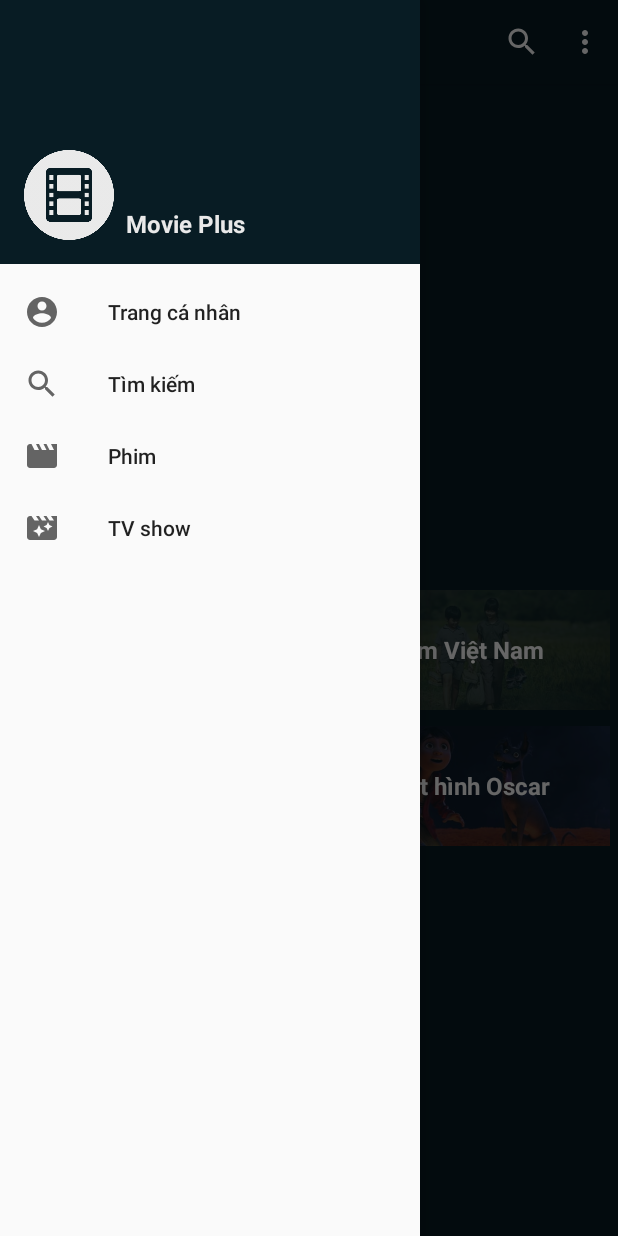
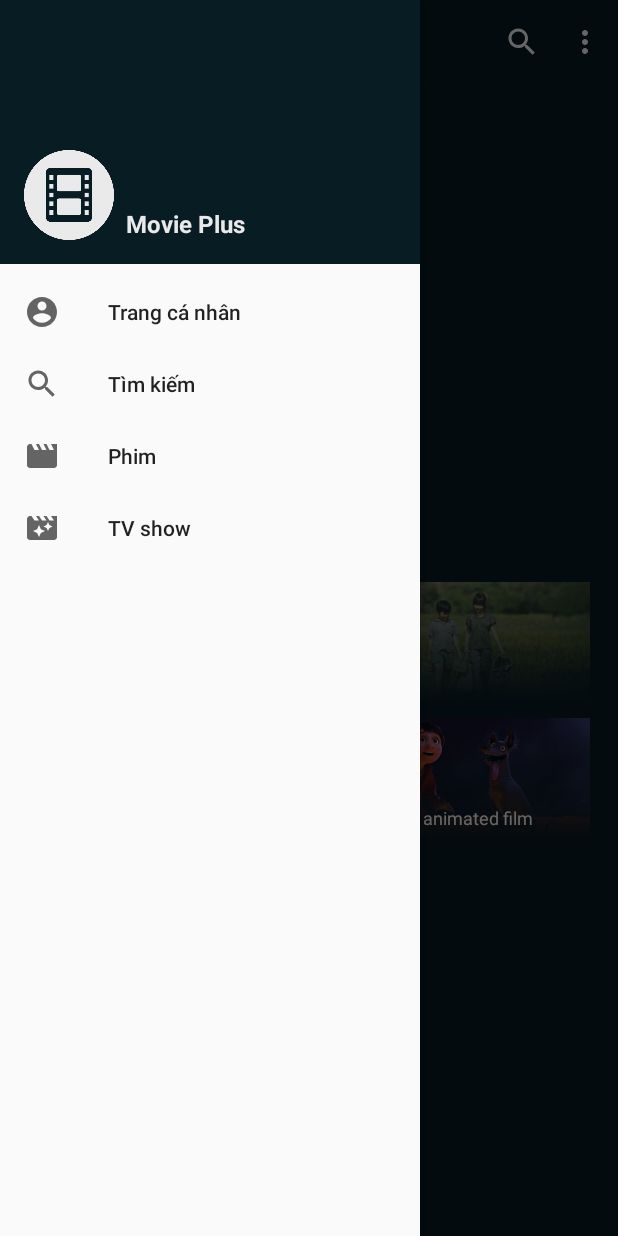
Before and after one commit to hhuuthien/MoviePlus, an Android app: the MovieFragment screen opened directly, with no data from a screen before it, with the side drawer open, on a phone screen of 412 x 824 dp. Run offline under Robolectric (Android 15) with nearby library versions, the phone set to English and light mode, and no system bars; our stand-ins replace Picasso; libraries missing offline, so code that uses them is left out: com.xwray.groupie, ir.apend.slider; plain views replace Slider; pictures from the network do not load; 18 statements that could not run were skipped.

Commit message:
Sửa một số lỗi 24/11

```diff
--- a/app/src/main/java/com/thien/movieplus/ShowFragment.kt
+++ b/app/src/main/java/com/thien/movieplus/ShowFragment.kt
@@ -114,7 +114,7 @@ class ShowFragment : Fragment() {
             slideList.add(
                 Slide(
                     m.id,
-                    "https://image.tmdb.org/t/p/w500/${m.backdrop_path.toString()}",
+                    "https://image.tmdb.org/t/p/original/${m.backdrop_path.toString()}",
                     0
                 )
             )
--- a/app/src/main/res/drawable/bg_backdrop.xml
+++ b/app/src/main/res/drawable/bg_backdrop.xml
@@ -2,7 +2,8 @@
 <selector xmlns:android="http://schemas.android.com/apk/res/android">
     <item>
         <shape android:shape="rectangle">
-            <solid android:color="#B3081C24" />
+            <solid android:color="#B3000000" />
+            <corners android:radius="3dp" />
         </shape>
     </item>
 </selector>
--- a/app/src/main/res/layout/fragment_movie.xml
+++ b/app/src/main/res/layout/fragment_movie.xml
@@ -15,11 +15,11 @@
             android:id="@+id/image_slider"
             android:layout_width="match_parent"
             android:layout_height="200dp"
-            android:layout_margin="5dp"
+            android:layout_marginBottom="5dp"
             app:animateIndicators="true"
             app:defaultIndicators="circle"
-            app:indicatorSize="5dp"
-            app:intervalSecond="5"
+            app:indicatorSize="3dp"
+            app:intervalSecond="7"
             app:loopSlides="true" />
 
         <RelativeLayout
@@ -92,6 +92,9 @@
             android:layout_width="match_parent"
             android:layout_height="wrap_content"
             android:layout_below="@id/fm_layout_upcoming"
+            android:layout_marginStart="13dp"
+            android:layout_marginEnd="13dp"
+            android:baselineAligned="false"
             android:orientation="horizontal">
 
             <RelativeLayout
@@ -116,18 +119,17 @@
                     android:layout_alignTop="@id/flm_1_image"
                     android:layout_alignEnd="@id/flm_1_image"
                     android:layout_alignBottom="@id/flm_1_image"
-                    android:src="@drawable/bg_backdrop" />
+                    android:src="@drawable/bg" />
 
                 <TextView
                     android:id="@+id/flm_1_text"
-                    android:layout_width="wrap_content"
+                    android:layout_width="match_parent"
                     android:layout_height="wrap_content"
-                    android:layout_centerInParent="true"
+                    android:layout_alignParentBottom="true"
+                    android:layout_margin="5dp"
                     android:text="Marvel"
-                    android:textAlignment="center"
                     android:textColor="@android:color/white"
-                    android:textSize="16dp"
-                    android:textStyle="bold"
+                    android:textSize="12dp"
                     tools:ignore="SpUsage" />
             </RelativeLayout>
 
@@ -153,17 +155,17 @@
                     android:layout_alignTop="@id/flm_2_image"
                     android:layout_alignEnd="@id/flm_2_image"
                     android:layout_alignBottom="@id/flm_2_image"
-                    android:src="@drawable/bg_backdrop" />
+                    android:src="@drawable/bg" />
 
                 <TextView
                     android:id="@+id/flm_2_text"
                     android:layout_width="wrap_content"
                     android:layout_height="wrap_content"
-                    android:layout_centerInParent="true"
-                    android:text="Phim Việt Nam"
+                    android:layout_alignParentBottom="true"
+                    android:layout_margin="5dp"
+                    android:text="Việt Nam"
                     android:textColor="@android:color/white"
-                    android:textSize="16dp"
-                    android:textStyle="bold"
+                    android:textSize="12dp"
                     tools:ignore="SpUsage" />
             </RelativeLayout>
         </LinearLayout>
@@ -173,6 +175,9 @@
             android:layout_width="match_parent"
             android:layout_height="wrap_content"
             android:layout_below="@id/fm_layout_list_12"
+            android:layout_marginStart="13dp"
+            android:layout_marginEnd="13dp"
+            android:baselineAligned="false"
             android:orientation="horizontal">
 
             <RelativeLayout
@@ -193,17 +198,17 @@
                     android:id="@+id/flm_3_image_bg"
                     android:layout_width="match_parent"
                     android:layout_height="80dp"
-                    android:src="@drawable/bg_backdrop" />
+                    android:src="@drawable/bg" />
 
                 <TextView
                     android:id="@+id/flm_3_text"
                     android:layout_width="wrap_content"
                     android:layout_height="wrap_content"
-                    android:layout_centerInParent="true"
+                    android:layout_alignParentBottom="true"
+                    android:layout_margin="5dp"
                     android:text="Pixar"
                     android:textColor="@android:color/white"
-                    android:textSize="16dp"
-                    android:textStyle="bold"
+                    android:textSize="12dp"
                     tools:ignore="SpUsage" />
             </RelativeLayout>
 
@@ -225,18 +230,18 @@
                     android:id="@+id/flm_4_image_bg"
                     android:layout_width="match_parent"
                     android:layout_height="80dp"
-                    android:src="@drawable/bg_backdrop" />
+                    android:src="@drawable/bg" />
 
                 <TextView
                     android:id="@+id/flm_4_text"
                     android:layout_width="wrap_content"
                     android:layout_height="wrap_content"
-                    android:layout_centerInParent="true"
-                    android:text="Hoạt hình Oscar"
+                    android:layout_alignParentBottom="true"
+                    android:layout_margin="5dp"
+                    android:text="Oscars best animated film"
                     android:textAlignment="center"
                     android:textColor="@android:color/white"
-                    android:textSize="16dp"
-                    android:textStyle="bold"
+                    android:textSize="12dp"
                     tools:ignore="SpUsage" />
             </RelativeLayout>
         </LinearLayout>
--- a/app/src/main/res/layout/fragment_show.xml
+++ b/app/src/main/res/layout/fragment_show.xml
@@ -16,11 +16,11 @@
             android:id="@+id/show_image_slider"
             android:layout_width="match_parent"
             android:layout_height="200dp"
-            android:layout_margin="5dp"
+            android:layout_marginBottom="5dp"
             app:animateIndicators="true"
             app:defaultIndicators="circle"
-            app:indicatorSize="5dp"
-            app:intervalSecond="5"
+            app:indicatorSize="3dp"
+            app:intervalSecond="7"
             app:loopSlides="true" />
 
         <RelativeLayout
```
Also changed, not shown: app/src/main/java/com/thien/movieplus/MovieFragment.kt (+6 -5 lines), app/src/main/res/layout/info_layout.xml (+7 -7 lines), app/src/main/res/layout/movie_item_with_date.xml (+23 -12 lines).
